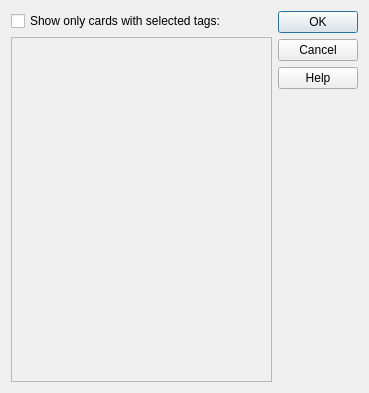
This is designer/activetags.ui in ankitects/anki as Qt 5 draws it before an edit. The edited form follows.
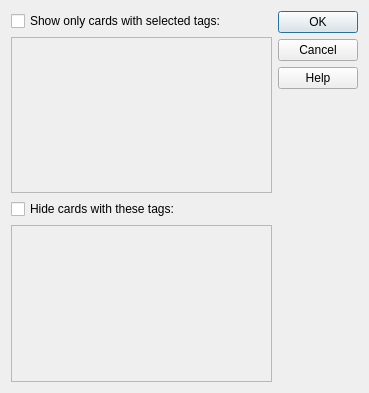
This is the edited form.

Commit message:
Revert "remove inactive tags from dialogs"
This reverts commit d2e454930dd8f90bca2c8c3a836ac3b2345da9e6.

Diff of the .ui file:
```diff
--- a/designer/activetags.ui
+++ b/designer/activetags.ui
@@ -35,6 +35,23 @@
          </property>
         </widget>
        </item>
+       <item>
+        <widget class="QCheckBox" name="inactiveCheck">
+         <property name="text">
+          <string>Hide cards with these tags:</string>
+         </property>
+        </widget>
+       </item>
+       <item>
+        <widget class="QListWidget" name="inactiveList">
+         <property name="enabled">
+          <bool>false</bool>
+         </property>
+         <property name="selectionMode">
+          <enum>QAbstractItemView::MultiSelection</enum>
+         </property>
+        </widget>
+       </item>
       </layout>
      </item>
      <item>
```
Left out of the diff: 16 changed lines with no effect on the pictures. The commit also changes 2 other files.
